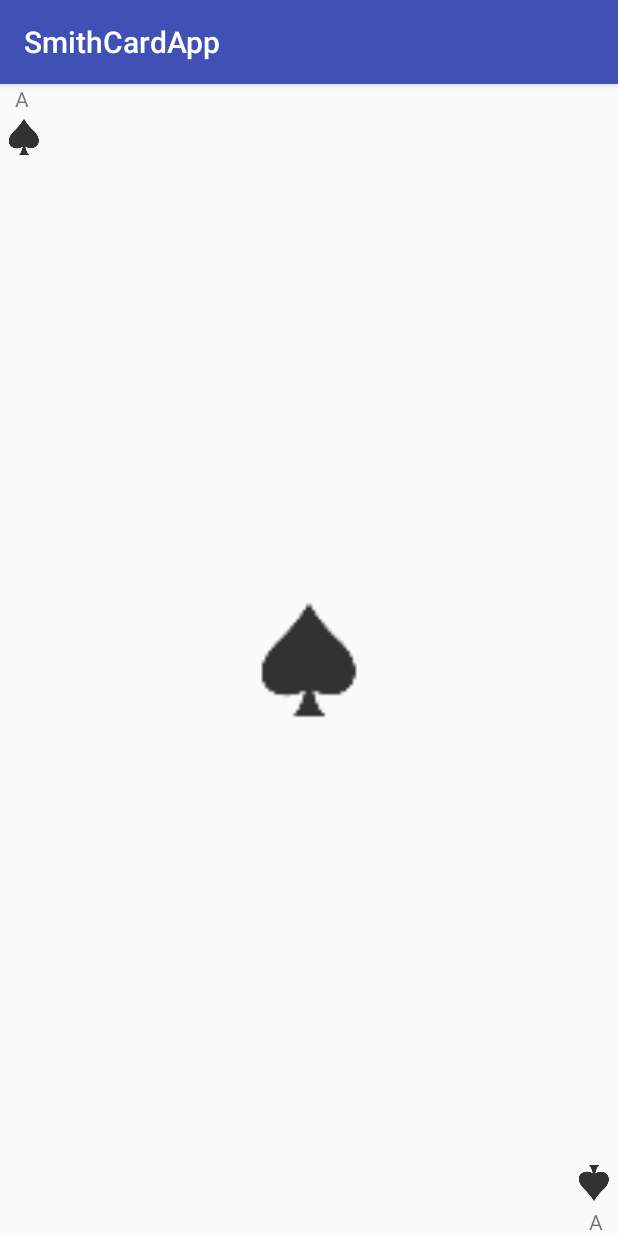
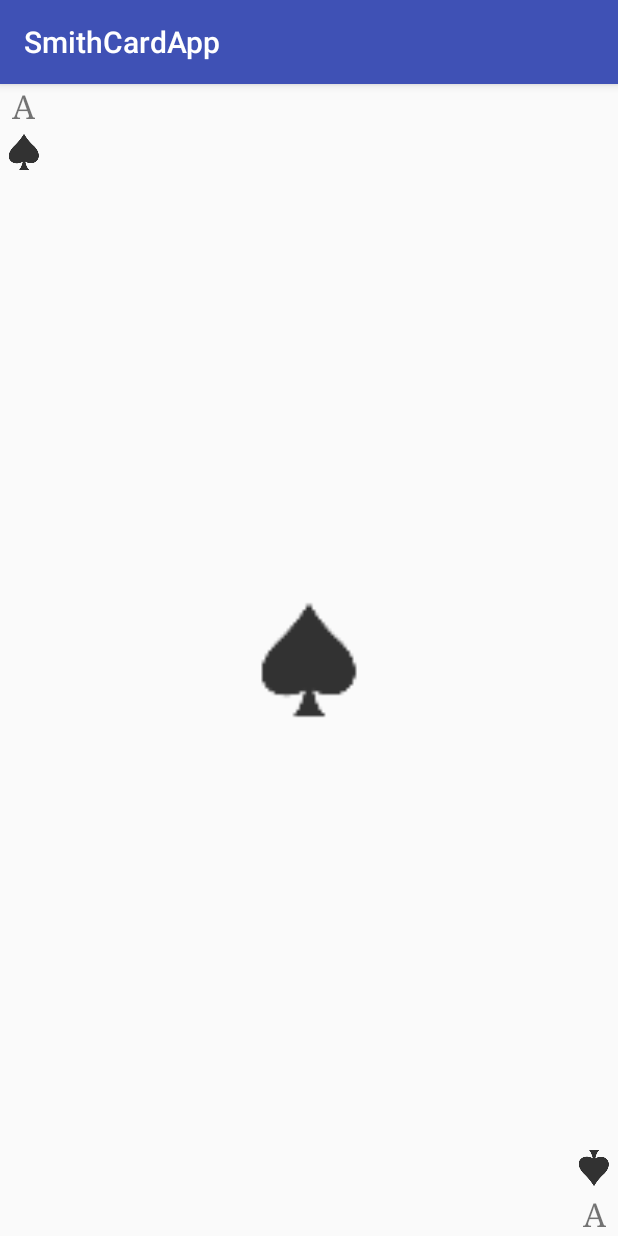
Before and after one commit to ChapmanCPSC356Fall2017/card-stack-inventor56, an Android app: the screen it shows after launch (MainActivity), on a phone screen of 412 x 824 dp. Run offline under Robolectric (Android 15) with nearby library versions, the phone set to English and light mode, and no system bars.

```diff
--- a/SmithCardApp/app/src/main/res/layout/layout_linear.xml
+++ b/SmithCardApp/app/src/main/res/layout/layout_linear.xml
@@ -12,7 +12,9 @@
         android:id="@+id/topLeftCardValueID"
         android:layout_width="wrap_content"
         android:layout_height="wrap_content"
-        android:paddingLeft="10dp"
+        android:paddingStart="8dp"
+        android:textSize="10pt"
+        android:typeface="serif"
         android:text="@string/cardValue"
         android:layout_gravity="top"/>
     <ImageView
@@ -23,7 +25,7 @@
 
     <LinearLayout
         android:layout_width="wrap_content"
-        android:layout_height="wrap_content"
+        android:layout_height="0dp"
         android:layout_gravity="center"
         android:layout_weight="1">
 
@@ -49,7 +51,9 @@
         android:id="@+id/bottomRightCardValueID"
         android:layout_width="wrap_content"
         android:layout_height="wrap_content"
-        android:paddingRight="10dp"
+        android:paddingEnd="8dp"
+        android:typeface="serif"
+        android:textSize="10pt"
         android:text="@string/cardValue"
         android:layout_gravity="end"/>
 
```
Also changed, not shown: SmithCardApp/app/src/main/res/layout/layout_relative.xml (+53 -0 lines).
